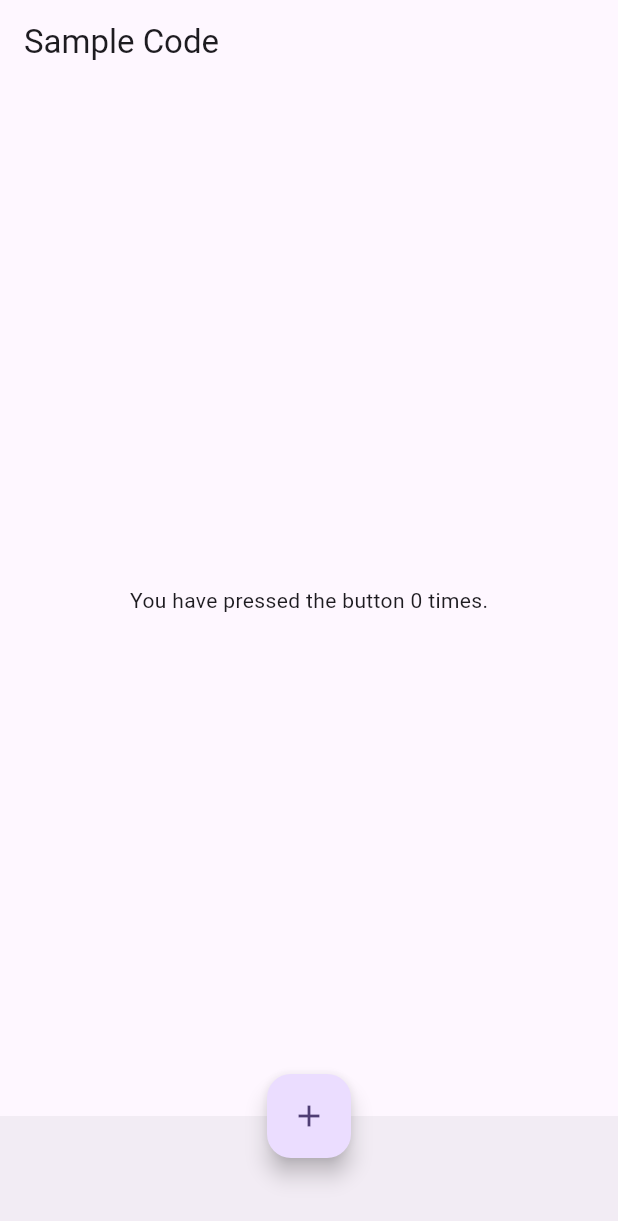
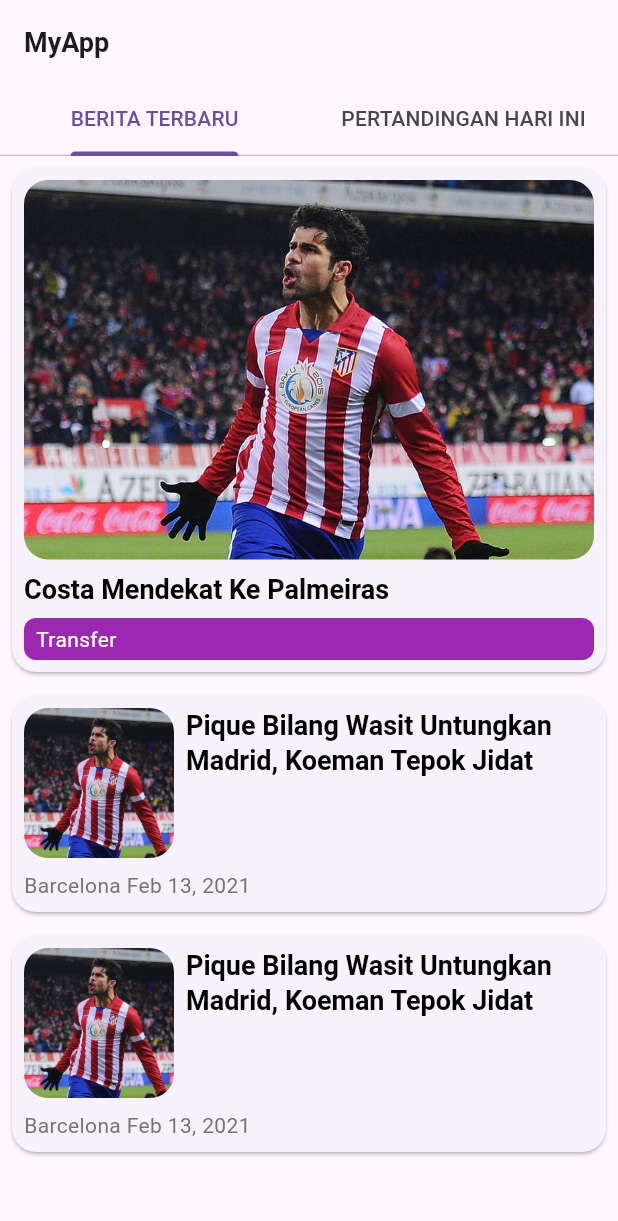
Before and after one commit to juangbagusaryamukti/Praktikum_Widget, a Flutter app: the screen it shows after launch, on a phone screen of 412 x 824 dp. Shown: the top 1221 px of the screen. Run offline on Flutter 3.47's test engine with Material 3 defaults, Android fonts, the phone set to English and light mode, and no system bars.

Commit message:
Commit kedua modul widget

```diff
--- /dev/null
+++ b/lib/home_page.dart
@@ -0,0 +1,28 @@
+import 'package:flutter/material.dart';
+import 'package:flutter_application_1/news_tab.dart';
+
+class HomePage extends StatelessWidget {
+  @override
+  Widget build(BuildContext context) {
+    return DefaultTabController(
+      length: 2,
+      child: Scaffold(
+        appBar: AppBar(
+          title: Text('MyApp'),
+          bottom: TabBar(
+            tabs: [
+              Tab(text: 'BERITA TERBARU'),
+              Tab(text: 'PERTANDINGAN HARI INI'),
+            ],
+          ),
+        ),
+        body: TabBarView(
+          children: [
+            NewsTab(),
+            Center(child: Text('Pertandingan Hari Ini')),
+          ],
+        ),
+      ),
+    );
+  }
+}
--- a/lib/main.dart
+++ b/lib/main.dart
@@ -1,28 +1,30 @@
 import 'package:flutter/material.dart';
-// import 'package:flutter_application_1/button.dart';
-import 'package:flutter_application_1/scaffold.dart';
-// import 'package:flutter_application_1/cupertino.dart';
-// import 'package:flutter_application_1/image_widget.dart';
-// import 'package:flutter_application_1/text_widget.dart';
+import 'home_page.dart';
 
 void main() {
-  runApp(const MyApp());
+  runApp(MyApp());
 }
 
 class MyApp extends StatelessWidget {
-  const MyApp({super.key});
-
-  // This widget is the root of your application.
   @override
   Widget build(BuildContext context) {
     return MaterialApp(
-      debugShowCheckedModeBanner: false,
-      title: 'Flutter Demo',
       theme: ThemeData(
-        colorScheme: ColorScheme.fromSeed(seedColor: Colors.deepPurple),
-        useMaterial3: true,
+        primarySwatch: Colors.purple,
+        fontFamily: 'Roboto',
+        textTheme: TextTheme(
+          headline6: TextStyle(
+            fontSize: 18.0,
+            fontWeight: FontWeight.bold,
+            color: Colors.black,
+          ),
+          bodyText2: TextStyle(
+            fontSize: 14.0,
+            color: Colors.grey[600],
+          ),
+        ),
       ),
-      home: ScaffoldScreen(),
+      home: HomePage(),
     );
   }
 }
--- /dev/null
+++ b/lib/news_item.dart
@@ -0,0 +1,119 @@
+import 'package:flutter/material.dart';
+
+class NewsItem extends StatelessWidget {
+  final String imageUrl;
+  final String title;
+  final String category;
+  final String date;
+  final bool isCategoryHighlighted;
+  final bool isHorizontalLayout;
+
+  NewsItem({
+    required this.imageUrl,
+    required this.title,
+    this.category = '',
+    this.date = '',
+    this.isCategoryHighlighted = false,
+    this.isHorizontalLayout = false,
+  });
+
+  @override
+  Widget build(BuildContext context) {
+    return Card(
+      shape: RoundedRectangleBorder(
+        borderRadius: BorderRadius.circular(16.0),
+      ),
+      margin: EdgeInsets.all(8.0),
+      child: Padding(
+        padding: const EdgeInsets.all(8.0),
+        child: isHorizontalLayout
+            ? _buildHorizontalLayout(context)
+            : _buildVerticalLayout(context),
+      ),
+    );
+  }
+
+  Widget _buildHorizontalLayout(BuildContext context) {
+    return Column(
+      crossAxisAlignment: CrossAxisAlignment.start,
+      children: [
+        Row(
+          crossAxisAlignment: CrossAxisAlignment.start,
+          children: [
+            ClipRRect(
+              borderRadius: BorderRadius.circular(16.0),
+              child: Image.asset(
+                'assets/images/diego-costa.jpg',
+                width: 100,
+                height: 100,
+                fit: BoxFit.cover,
+              ),
+            ),
+            SizedBox(width: 8.0),
+            Expanded(
+              child: Text(
+                title,
+                style: Theme.of(context).textTheme.headline6,
+              ),
+            ),
+          ],
+        ),
+        if (date.isNotEmpty)
+          Padding(
+            padding: const EdgeInsets.only(top: 8.0),
+            child: Text(
+              date,
+              style: Theme.of(context).textTheme.bodyText2,
+            ),
+          ),
+      ],
+    );
+  }
+
+  Widget _buildVerticalLayout(BuildContext context) {
+    return Column(
+      crossAxisAlignment: CrossAxisAlignment.start,
+      children: [
+        ClipRRect(
+          borderRadius: BorderRadius.circular(16.0),
+          child: Image.asset(
+            'assets/images/diego-costa.jpg',
+            width: double.infinity,
+            fit: BoxFit.cover,
+          ),
+        ),
+        Padding(
+          padding: const EdgeInsets.symmetric(vertical: 8.0),
+          child: Text(
+            title,
+            style: Theme.of(context).textTheme.headline6,
+          ),
+        ),
+        if (category.isNotEmpty)
+          Container(
+            width: double.infinity,
+            padding: const EdgeInsets.symmetric(vertical: 4.0, horizontal: 8.0),
+            decoration: BoxDecoration(
+              color: isCategoryHighlighted ? Colors.purple : Colors.transparent,
+              borderRadius: BorderRadius.circular(8.0),
+            ),
+            child: Text(
+              category,
+              style: TextStyle(
+                fontSize: 14.0,
+                color: isCategoryHighlighted ? Colors.white : Colors.purple,
+              ),
+            ),
+          ),
+        if (date.isNotEmpty)
+          Padding(
+            padding: const EdgeInsets.only(top: 8.0),
+            child: Text(
+              date,
+              style: Theme.of(context).textTheme.bodyText2,
+            ),
+          ),
+      ],
+    );
+  }
+}
--- /dev/null
+++ b/lib/news_tab.dart
@@ -0,0 +1,30 @@
+import 'package:flutter/material.dart';
+import 'news_item.dart';
+
+class NewsTab extends StatelessWidget {
+  @override
+  Widget build(BuildContext context) {
+    return ListView(
+      children: [
+        NewsItem(
+          imageUrl: 'assets/images/diego-costa.jpg',
+          title: 'Costa Mendekat Ke Palmeiras',
+          category: 'Transfer',
+          isCategoryHighlighted: true,
+        ),
+        NewsItem(
+          imageUrl: 'assets/images/diego-costa.jpg',
+          title: 'Pique Bilang Wasit Untungkan Madrid, Koeman Tepok Jidat',
+          date: 'Barcelona Feb 13, 2021',
+          isHorizontalLayout: true,
+        ),
+        NewsItem(
+          imageUrl: 'assets/images/diego-costa.jpg',
+          title: 'Pique Bilang Wasit Untungkan Madrid, Koeman Tepok Jidat',
+          date: 'Barcelona Feb 13, 2021',
+          isHorizontalLayout: true,
+        ),
+      ],
+    );
+  }
+}
--- /dev/null
+++ b/lib/textfield_widget.dart
@@ -0,0 +1,17 @@
+import 'package:flutter/material.dart';
+
+class TextFieldWidget extends StatelessWidget {
+  @override
+  Widget build(BuildContext context) {
+    return Padding(
+      padding: const EdgeInsets.all(8.0),
+      child: TextField(
+        obscureText: false,
+        decoration: InputDecoration(
+          border: OutlineInputBorder(),
+          labelText: 'Nama',
+        ),
+      ),
+    );
+  }
+}
--- a/pubspec.yaml
+++ b/pubspec.yaml
@@ -59,7 +59,9 @@ flutter:
   uses-material-design: true
 
   # To add assets to your application, add an assets section, like this:
-  # assets:
+  assets:
+    - assets/images/
+
   #   - images/a_dot_burr.jpeg
   #   - images/a_dot_ham.jpeg
 
```
Also changed, not shown: assets/images/diego-costa.jpg (added).
